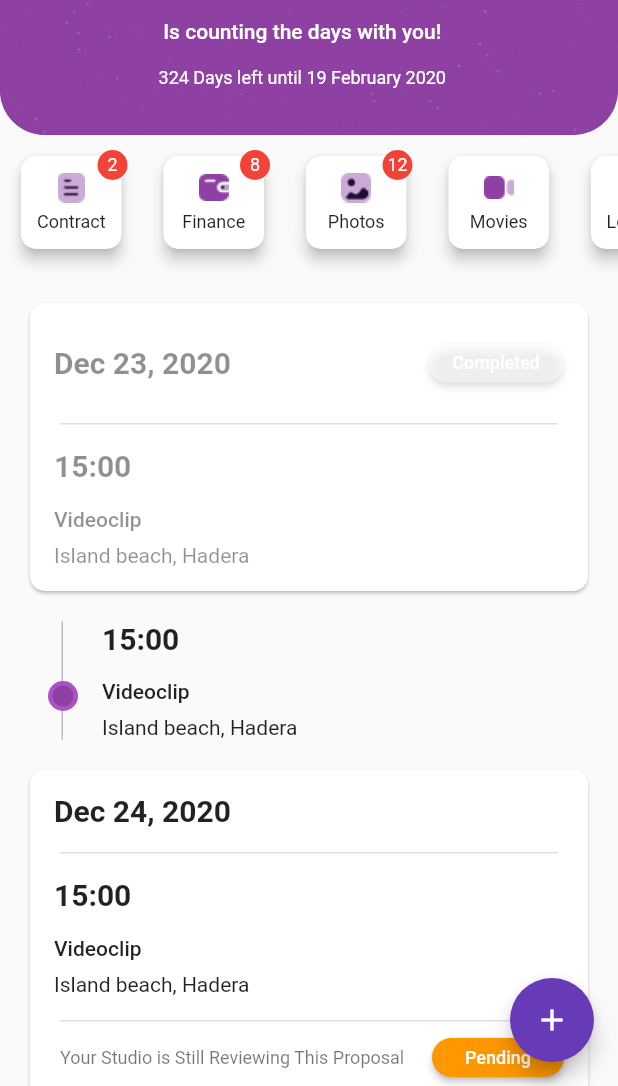
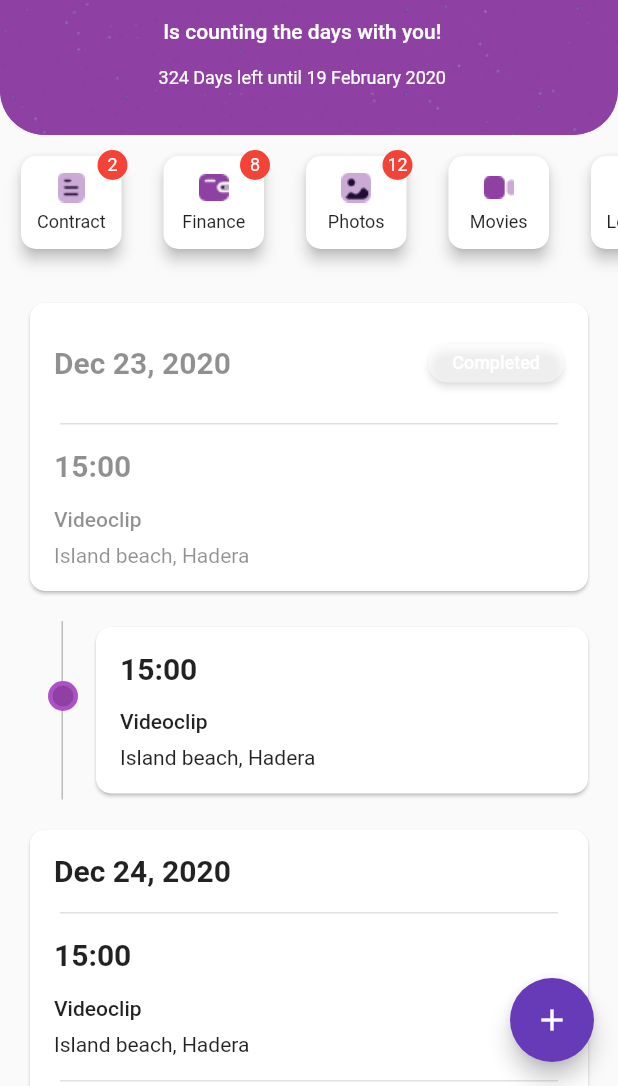
Before and after one commit to Miolin/test_page, a Flutter app: the screen it shows after launch, on a phone screen of 412 x 824 dp, the part 150-1236 px from its top. Run offline on Flutter 3.47's test engine with Material 2 defaults, Android fonts, the phone set to English and light mode, and no system bars; our stand-ins replace rxdart; network calls fail.

Commit message:
fix event cards

```diff
--- a/lib/src/widgets/event_card.dart
+++ b/lib/src/widgets/event_card.dart
@@ -257,8 +257,16 @@ class DetailsEventStepper extends StatelessWidget {
           ),
           Expanded(
             child: Padding(
-              padding: const EdgeInsets.only(left: 16),
+              padding: const EdgeInsets.only(left: 8),
+              child: Card(
+                shape: RoundedRectangleBorder(
+                  borderRadius: BorderRadius.circular(10),
+                ),
+                child: Padding(
+                  padding: const EdgeInsets.all(16.0),
                   child: builder(context, event),
+                ),
+              ),
             ),
           ),
         ],
```
Also changed, not shown: 1 other file. Lines whose indentation alone changed are shown as unchanged.
